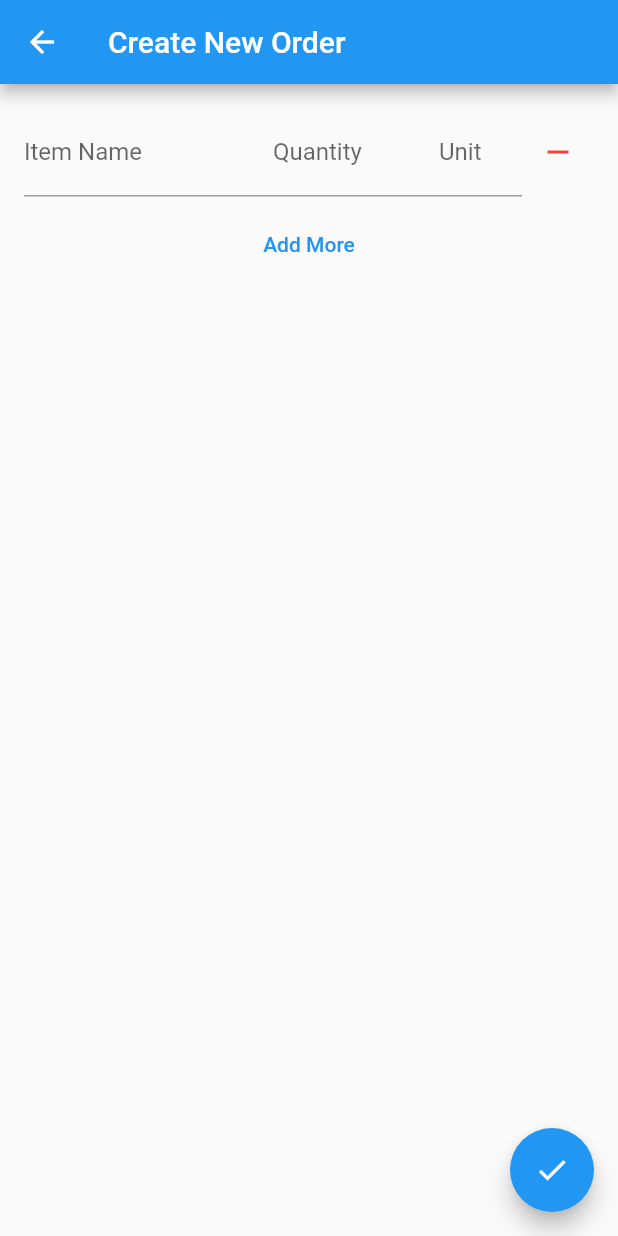
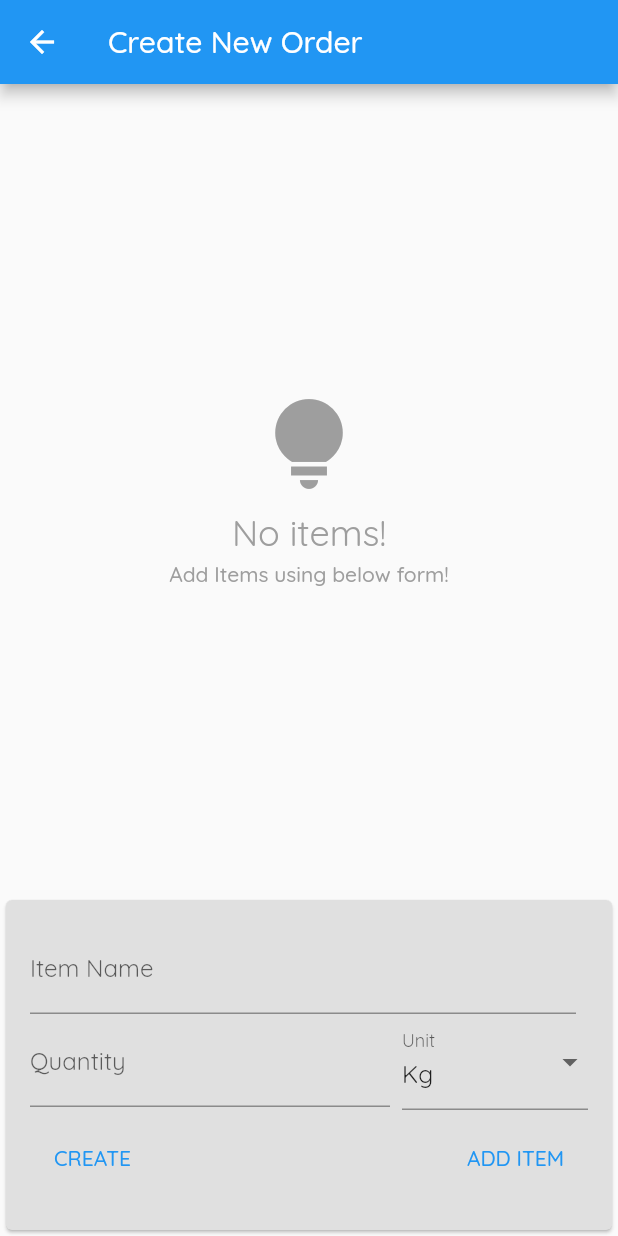
Before and after one commit to zkhan93/oms-frontend, a Flutter app: the OrderCreate screen opened by its route, on a phone screen of 412 x 824 dp. Run offline on Flutter 3.47's test engine with Material 2 defaults, Android fonts, the phone set to English and light mode, and no system bars; our stand-ins replace dio, flutter_secure_storage, retrofit; accounts and stored records are empty; generated files the repository leaves out were written again.

Commit message:
better order create design, added fonts and theme

```diff
--- /dev/null
+++ b/lib/components/PageMessage.dart
@@ -0,0 +1,49 @@
+import 'package:flutter/material.dart';
+
+class PageMessage extends StatelessWidget {
+  final String title;
+  final String? subtitle;
+  final IconData icon;
+  const PageMessage({
+    Key? key,
+    required this.title,
+    required this.icon,
+    this.subtitle,
+  }) : super(key: key);
+
+  @override
+  Widget build(BuildContext context) {
+    return Center(
+      child: Column(mainAxisAlignment: MainAxisAlignment.center, children: [
+        Icon(
+          icon,
+          size: 72,
+          color: Colors.grey,
+        ),
+        Padding(
+          padding: const EdgeInsets.only(top: 8.0),
+          child: Text(
+            title,
+            textAlign: TextAlign.center,
+            style: Theme.of(context)
+                .textTheme
+                .headline5
+                ?.copyWith(color: Colors.grey),
+          ),
+        ),
+        if (subtitle != null && subtitle!.isNotEmpty)
+          Padding(
+            padding: const EdgeInsets.only(top: 4.0),
+            child: Text(
+              subtitle!,
+              textAlign: TextAlign.center,
+              style: Theme.of(context)
+                  .textTheme
+                  .bodyText1
+                  ?.copyWith(color: Colors.grey, fontWeight: FontWeight.w500),
+            ),
+          )
+      ]),
+    );
+  }
+}
--- a/lib/globals.dart
+++ b/lib/globals.dart
@@ -19,6 +19,7 @@ String getErrorMsg(ex) {
   }
 
   if (ex.type == DioErrorType.other) {
+    debugPrint(ex.toString());
     return 'Something went wrong';
   }
   return ex.message;
--- a/lib/pages/OrderCreate.dart
+++ b/lib/pages/OrderCreate.dart
@@ -1,7 +1,8 @@
 import 'package:flutter/material.dart';
+import 'package:flutter/services.dart';
+import 'package:order/components/PageMessage.dart';
 import 'package:order/globals.dart' as globals;
 import 'package:order/pages/OrderHistory.dart';
-import 'package:order/services/models/OrderDetail.dart';
 
 class OrderCreate extends StatefulWidget {
   const OrderCreate({Key? key}) : super(key: key);
@@ -11,30 +12,213 @@ class OrderCreate extends StatefulWidget {
 }
 
 class _OrderCreateState extends State<OrderCreate> {
+  final GlobalKey<AnimatedListState> _listKey = GlobalKey<AnimatedListState>();
+  final GlobalKey<ScaffoldState> _scaffoldKey = GlobalKey<ScaffoldState>();
+  final GlobalKey<FormState> _addItemKey = GlobalKey<FormState>();
+  final Map emptyItem = {
+    "name": "",
+    "quantity": "",
+    "unit": "kg",
+  };
   bool loading = false;
-  List<Map> items = [
-    {
-      "name": TextEditingController(),
-      "quantity": TextEditingController(),
-      "unit": TextEditingController()
-    }
-  ];
-
+  int updateIndex = -1;
+  List<Map> items = [];
+  Map currentItem = {
+    "name": "",
+    "quantity": "",
+    "unit": "kg",
+  };
   @override
   Widget build(BuildContext context) {
-    final GlobalKey<ScaffoldState> _scaffoldKey = GlobalKey<ScaffoldState>();
+    var itemsListView = AnimatedList(
+        key: _listKey,
+        shrinkWrap: true,
+        initialItemCount: items.length,
+        itemBuilder: (context, index, animation) {
+          return _buildItem(context, index, animation);
+        });
+    var emptyListView = const PageMessage(
+        title: "No items!",
+        icon: Icons.lightbulb_sharp,
+        subtitle: "Add Items using below form!");
+    var addItemCardForm = Card(
+        color: Colors.grey[300],
+        child: Padding(
+          padding: const EdgeInsets.all(16),
+          child: Form(
+              key: _addItemKey,
+              child: Column(
+                crossAxisAlignment: CrossAxisAlignment.start,
+                children: [
+                  Padding(
+                    padding: const EdgeInsets.only(right: 8.0),
+                    child: TextFormField(
+                      onChanged: (value) {
+                        currentItem["name"] = value;
+                      },
+                      controller:
+                          TextEditingController(text: currentItem["name"]),
+                      validator: (String? value) {
+                        if (value == null || value.isEmpty) {
+                          return 'Name is required';
+                        }
+                        return null;
+                      },
+                      maxLines: 1,
+                      decoration: const InputDecoration(
+                        labelText: 'Item Name',
+                      ),
+                    ),
+                  ),
+                  Row(children: [
+                    Flexible(
+                        flex: 2,
+                        child: Padding(
+                          padding: const EdgeInsets.only(right: 8.0),
+                          child: TextFormField(
+                            onChanged: (value) {
+                              currentItem["quantity"] = value;
+                            },
+                            controller: TextEditingController(
+                                text: currentItem["quantity"]),
+                            validator: (String? value) {
+                              if (value == null || value.isEmpty) {
+                                return 'Quantity is required';
+                              }
+                              if (double.parse(value) == 0) {
+                                return 'Quantity must me more that zero';
+                              }
+                              return null;
+                            },
+                            keyboardType: const TextInputType.numberWithOptions(
+                                decimal: true),
+                            inputFormatters: [
+                              FilteringTextInputFormatter.allow(
+                                  RegExp(r'^\d+\.?\d{0,2}'))
+                            ],
+                            decoration: const InputDecoration(
+                              labelText: 'Quantity',
+                            ),
+                          ),
+                        )),
+                    Flexible(
+                        child: DropdownButtonFormField(
+                      value: currentItem["unit"],
+                      items: const <DropdownMenuItem<String>>[
+                        DropdownMenuItem(
+                          child: Text("Kg"),
+                          value: "kg",
+                        )
+                      ],
+                      onChanged: (value) {
+                        currentItem["unit"] = value;
+                      },
+                      decoration: const InputDecoration(
+                        labelText: 'Unit',
+                      ),
+                    )),
+                  ]),
+                  ButtonBar(
+                      alignment: MainAxisAlignment.spaceBetween,
+                      children: [
+                        TextButton(
+                          onPressed: () {
+                            // TODO: if there is content in currentItem (if either name or quantity has non empty data)
+                            // ask user to add it first before creating order
+                            _createOrder();
+                          },
+                          child: const Text(
+                            "CREATE",
+                          ),
+                        ),
+                        TextButton(
+                          onPressed: () {
+                            if (_addItemKey.currentState!.validate()) {
+                              _addOrUpdateItem();
+                            }
+                          },
+                          child: Text(
+                              "${updateIndex == -1 ? 'ADD' : 'UPDATE'} ITEM"),
+                        ),
+                      ])
+                ],
+              )),
+        ));
+    var itemsSummary = Padding(
+        padding: const EdgeInsets.all(8),
+        child: Text(
+          "${items.length} items",
+          textAlign: TextAlign.start,
+        ));
     return Scaffold(
         key: _scaffoldKey,
         appBar: AppBar(
           title: const Text("Create New Order"),
         ),
-        floatingActionButton: FloatingActionButton(
-          child: const Icon(Icons.check),
+        body: Column(crossAxisAlignment: CrossAxisAlignment.end, children: [
+          Flexible(
+              fit: FlexFit.tight,
+              child: items.isNotEmpty ? itemsListView : emptyListView),
+          if (items.isNotEmpty) itemsSummary,
+          addItemCardForm
+        ]));
+  }
+
+  _buildStaleItem(context, item, animation) {
+    var entryItem = ListTile(
+      trailing: IconButton(
+          color: Colors.red,
+          splashColor: Colors.red[300],
+          onPressed: () {},
+          icon: const Icon(Icons.remove)),
+      title: Text(item["name"]),
+      subtitle: Text("${item['quantity']} ${item['unit']}"),
+    );
+    return entryItem;
+  }
+
+  _buildItem(context, index, animation) {
+    Map item = items[index];
+    var entryItem = ListTile(
+      onTap: () {
+        setState(() {
+          updateIndex = index;
+          currentItem = Map.from(items[index]);
+        });
+      },
+      trailing: IconButton(
+          color: Colors.red,
+          splashColor: Colors.red[300],
           onPressed: () {
-            // setState(() {
-            //   loading = true;
-            // });
-            _createOrder().then((newOrder) {
+            Future.delayed(
+                const Duration(milliseconds: 200), (() => _removeItem(index)));
+          },
+          icon: const Icon(Icons.remove)),
+      title: Text(item["name"]),
+      subtitle: Text("${item['quantity']} ${item['unit']}"),
+    );
+    return ScaleTransition(
+      child: entryItem,
+      scale: animation,
+    );
+  }
+
+  _addOrUpdateItem() {
+    setState(() {
+      if (updateIndex != -1) {
+        items[updateIndex] = currentItem;
+        updateIndex = -1;
+      } else {
+        items.add(currentItem);
+        _listKey.currentState?.insertItem(items.length - 1);
+      }
+      currentItem = Map.from(emptyItem);
+    });
+  }
+
+  _createOrder() {
+    var order = {"items": items};
+    globals.apiClient.createOrder(order).then((newOrder) {
       debugPrint("order created ${newOrder.toJson()}");
       // setState(() {
       //   loading = false;
@@ -48,93 +232,15 @@ class _OrderCreateState extends State<OrderCreate> {
       //   loading = true;
       // });
     });
-          },
-        ),
-        body: Padding(
-          padding: const EdgeInsets.all(16.0),
-          child: Column(children: [
-            ListView.builder(
-                shrinkWrap: true,
-                itemCount: items.length,
-                itemBuilder: (context, index) {
-                  Map item = items[index];
-                  return Row(
-                    mainAxisAlignment: MainAxisAlignment.spaceEvenly,
-                    children: <Widget>[
-                      Flexible(
-                          flex: 3,
-                          child: TextFormField(
-                            controller: item["name"],
-                            style: const TextStyle(
-                              fontWeight: FontWeight.normal,
-                            ),
-                            decoration: const InputDecoration(
-                              labelText: 'Item Name',
-                            ),
-                          )),
-                      Flexible(
-                          flex: 2,
-                          child: TextFormField(
-                            controller: item["quantity"],
-                            keyboardType: TextInputType.number,
-                            decoration: const InputDecoration(
-                              labelText: 'Quantity',
-                            ),
-                          )),
-                      Flexible(
-                          child: TextFormField(
-                        controller: item["unit"],
-                        decoration: const InputDecoration(
-                          labelText: 'Unit',
-                        ),
-                      )),
-                      IconButton(
-                        color: Colors.red,
-                        tooltip: 'Delete this entry',
-                        onPressed: () {
-                          _removeItem(index);
-                        },
-                        icon: const Icon(Icons.remove),
-                      )
-                    ],
-                  );
-                }),
-            Center(
-              child: Padding(
-                padding: const EdgeInsets.all(8.0),
-                child: TextButton(
-                    onPressed: () => _addItem(), child: const Text("Add More")),
-              ),
-            )
-          ]),
-        ));
-  }
-
-  _addItem() {
-    setState(() {
-      items.add({
-        "name": TextEditingController(),
-        "quantity": TextEditingController(),
-        "unit": TextEditingController(),
-      });
-    });
-  }
-
-  Future<OrderDetail> _createOrder() {
-    var orderItems = [];
-    items.forEach((element) {
-      var tmp = {};
-      element.forEach((key, value) {
-        tmp[key] = value.text;
-      });
-      orderItems.add(tmp);
-    });
-    var order = {"items": orderItems};
-    return globals.apiClient.createOrder(order);
   }
 
   _removeItem(index) {
-    debugPrint("$index ");
+    var removedItem = items[index];
+    _listKey.currentState?.removeItem(
+        index,
+        ((context, animation) =>
+            _buildStaleItem(context, removedItem, animation)),
+        duration: const Duration(milliseconds: 300));
     setState(() {
       items.removeAt(index);
     });
--- a/lib/services/ApiClient.dart
+++ b/lib/services/ApiClient.dart
@@ -9,8 +9,8 @@ part 'ApiClient.g.dart';
 
 const secureStorage = FlutterSecureStorage();
 
-// @RestApi(baseUrl: "http://localhost:8081/")
-@RestApi(baseUrl: "http://10.0.2.2:8081/")
+@RestApi(baseUrl: "http://192.168.1.56:8081/")
+// @RestApi(baseUrl: "http://10.0.2.2:8081/")
 abstract class ApiClient {
   factory ApiClient({String? baseUrl}) {
     Dio dio = Dio();
```
Also changed, not shown: lib/main.dart (+13 -0 lines), lib/pages/OrderHistory.dart (+15 -2 lines), pubspec.yaml (+21 -1 lines), fonts/OpenSans-Light.ttf (added), fonts/OpenSans-Medium.ttf (added), fonts/OpenSans-Regular.ttf (added), fonts/Quicksand-Bold.ttf (added), fonts/Quicksand-Light.ttf (added), fonts/Quicksand-Medium.ttf (added), fonts/Quicksand-Regular.ttf (added), fonts/Quicksand-SemiBold.ttf (added), lib/services/ApiClient.g.dart. Lines whose indentation alone changed are shown as unchanged.
